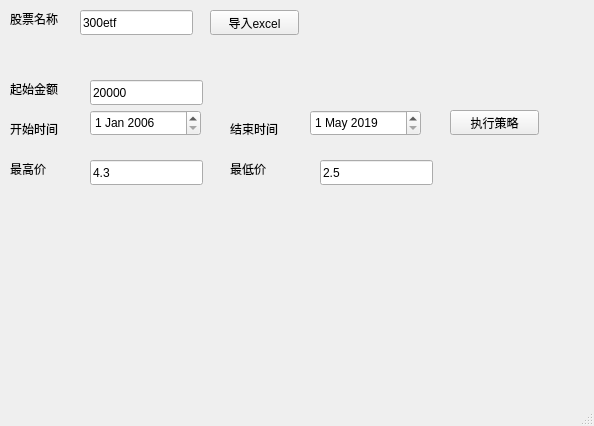
Qt form kdStockStrategy/kdStockStrategy.ui (bkdwei/kdStockStrategy) before a commit.
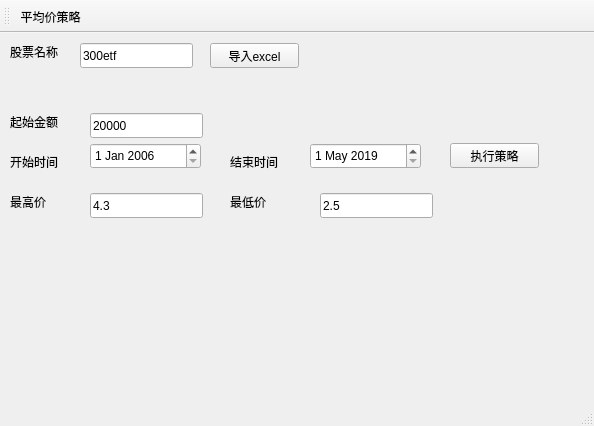
The same form after that commit.

Commit message: 实现平均价策略的演算

Diff of the .ui file:
```diff
--- a/kdStockStrategy/kdStockStrategy.ui
+++ b/kdStockStrategy/kdStockStrategy.ui
@@ -222,6 +222,23 @@
    </property>
   </widget>
   <widget class="QStatusBar" name="statusbar"/>
+  <widget class="QToolBar" name="toolBar">
+   <property name="windowTitle">
+    <string>toolBar</string>
+   </property>
+   <attribute name="toolBarArea">
+    <enum>TopToolBarArea</enum>
+   </attribute>
+   <attribute name="toolBarBreak">
+    <bool>false</bool>
+   </attribute>
+   <addaction name="action_average"/>
+  </widget>
+  <action name="action_average">
+   <property name="text">
+    <string>平均价策略</string>
+   </property>
+  </action>
  </widget>
  <resources/>
  <connections/>
```
Left out of the diff: 2 changed lines with no effect on the pictures. The commit also changes 5 other files.
